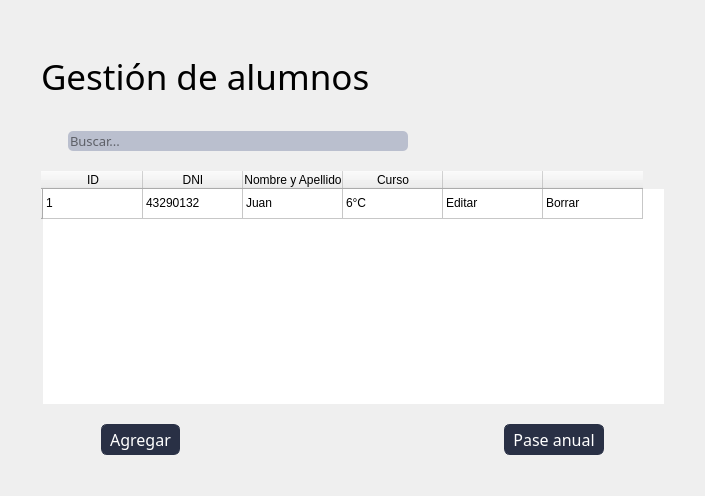
Qt form blustock/uis/alumnos.ui (MaxAPBusiness/Blustock) before a commit.
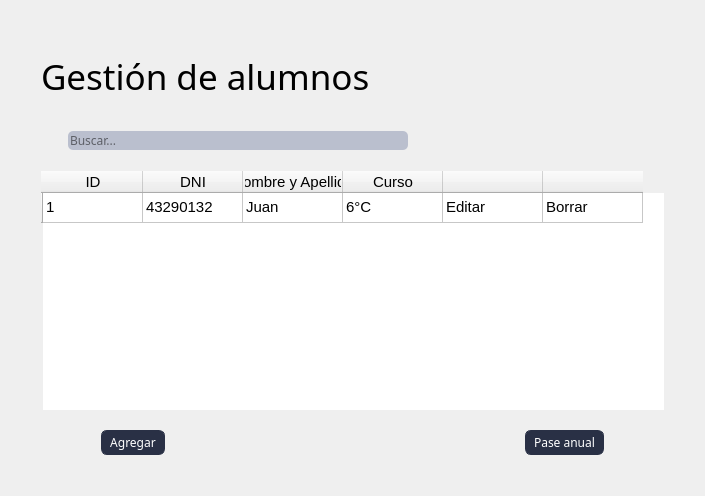
The same form after that commit. Icons and pictures are not drawn.

Diff of the .ui file:
```diff
--- a/blustock/uis/alumnos.ui
+++ b/blustock/uis/alumnos.ui
@@ -222,8 +222,7 @@
          </property>
          <property name="font">
           <font>
-           <family>Oswald</family>
-           <pointsize>10</pointsize>
+           <family>Oswald,sans-serif</family>
            <weight>50</weight>
            <bold>false</bold>
           </font>
@@ -277,21 +276,41 @@
         <property name="text">
          <string>ID</string>
         </property>
+        <property name="font">
+         <font>
+          <pointsize>11</pointsize>
+         </font>
+        </property>
        </column>
        <column>
         <property name="text">
          <string>DNI</string>
         </property>
+        <property name="font">
+         <font>
+          <pointsize>11</pointsize>
+         </font>
+        </property>
        </column>
        <column>
         <property name="text">
          <string>Nombre y Apellido</string>
         </property>
+        <property name="font">
+         <font>
+          <pointsize>11</pointsize>
+         </font>
+        </property>
        </column>
        <column>
         <property name="text">
          <string>Curso</string>
         </property>
+        <property name="font">
+         <font>
+          <pointsize>11</pointsize>
+         </font>
+        </property>
        </column>
        <column>
         <property name="text">
@@ -307,31 +326,61 @@
         <property name="text">
          <string>1</string>
         </property>
+        <property name="font">
+         <font>
+          <pointsize>11</pointsize>
+         </font>
+        </property>
        </item>
        <item row="0" column="1">
         <property name="text">
          <string>43290132</string>
         </property>
+        <property name="font">
+         <font>
+          <pointsize>11</pointsize>
+         </font>
+        </property>
        </item>
        <item row="0" column="2">
         <property name="text">
          <string>Juan </string>
         </property>
+        <property name="font">
+         <font>
+          <pointsize>11</pointsize>
+         </font>
+        </property>
        </item>
        <item row="0" column="3">
         <property name="text">
          <string>6°C</string>
         </property>
+        <property name="font">
+         <font>
+          <pointsize>11</pointsize>
+         </font>
+        </property>
        </item>
        <item row="0" column="4">
         <property name="text">
          <string>Editar</string>
         </property>
+        <property name="font">
+         <font>
+          <pointsize>11</pointsize>
+         </font>
+        </property>
        </item>
        <item row="0" column="5">
         <property name="text">
          <string>Borrar</string>
         </property>
+        <property name="font">
+         <font>
+          <pointsize>11</pointsize>
+         </font>
+        </property>
        </item>
       </widget>
      </item>
@@ -347,8 +396,7 @@
         <widget class="QPushButton" name="pushButton_2">
          <property name="font">
           <font>
-           <family>Oswald</family>
-           <pointsize>12</pointsize>
+           <family>Oswald,sans-serif</family>
            <weight>50</weight>
            <bold>false</bold>
           </font>
@@ -384,8 +432,7 @@
          </property>
          <property name="font">
           <font>
-           <family>Oswald</family>
-           <pointsize>12</pointsize>
+           <family>Oswald,sans-serif</family>
            <weight>50</weight>
            <bold>false</bold>
           </font>
```
Left out of the diff: 2 changed lines with no effect on the pictures.
